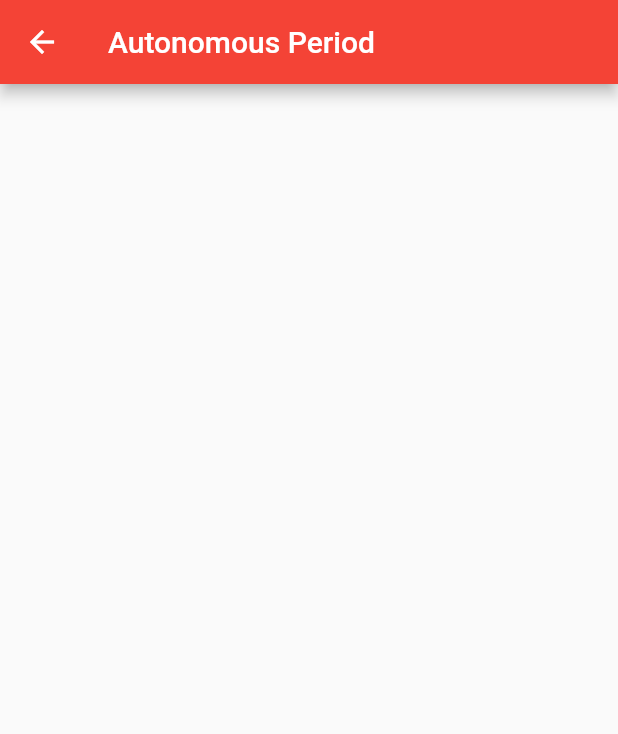
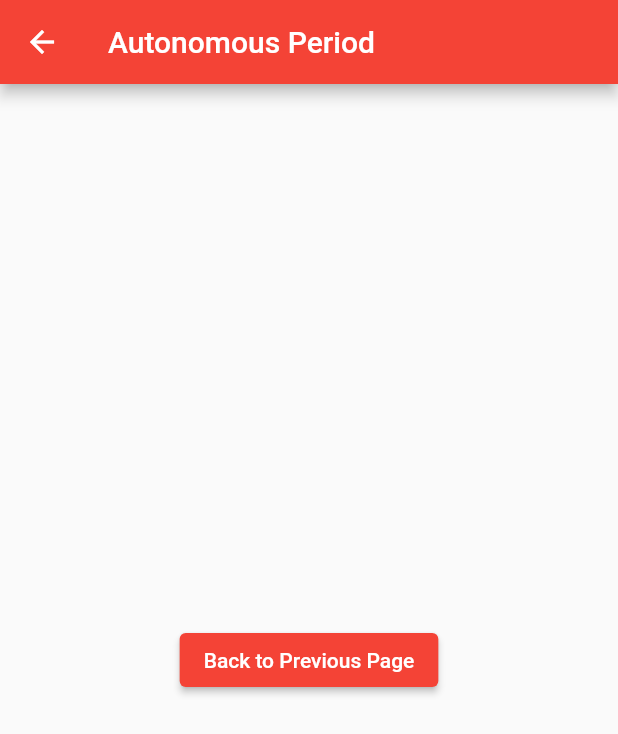
Before and after one commit to team4976/frc-2023-charged-up-scouting, a Flutter app: the screen it shows after launch, after a tap on "Start Scouting", on a phone screen of 412 x 824 dp. Shown: the top 734 px of the screen. Run offline on Flutter 3.47's test engine with Material 2 defaults, Android fonts, the phone set to English and light mode, and no system bars.

Commit message:
Added functions and a lambda function. This will basically help us to paste less and understand more code. Making it smarter and working less harder.

```diff
--- a/lib/Auto.dart
+++ b/lib/Auto.dart
@@ -1,5 +1,5 @@
 import 'package:flutter/material.dart';
-
+import 'Functions.dart' as Functions;
 class AutoPage extends StatefulWidget {
   const AutoPage({Key? key, required this.title}) : super(key: key);
 
@@ -9,6 +9,8 @@ class AutoPage extends StatefulWidget {
 }
 
 class _AutoPageState extends State<AutoPage> {
+
+
   @override
   Widget build(BuildContext context) {
     return Scaffold(
@@ -17,6 +19,15 @@ class _AutoPageState extends State<AutoPage> {
       ),
       body: PageView(
         children: [
+          Column(
+          mainAxisAlignment: MainAxisAlignment.center,
+              children: [
+
+                ElevatedButton(onPressed: (){Functions.functions.GotoPage("/Index", context);}, child:
+                  Text(
+                      "Back to Previous Page"
+                  )),
+                ])
        ])
     );
   }
--- /dev/null
+++ b/lib/Functions.dart
@@ -0,0 +1,6 @@
+import 'package:flutter/material.dart';
+
+class functions{
+
+  static void GotoPage(String Page, BuildContext context) => Navigator.pushNamed(context, Page);
+}
--- a/lib/main.dart
+++ b/lib/main.dart
@@ -1,5 +1,6 @@
 import 'package:flutter/material.dart';
 import 'Auto.dart' as AutoFile;
+import 'Functions.dart' as Functions;
 
 void main() {
   runApp(const MyApp());
@@ -30,15 +31,6 @@
 class MyHomePage extends StatefulWidget {
   const MyHomePage({Key? key, required this.title}) : super(key: key);
 
-  // This widget is the home page of your application. It is stateful, meaning
-  // that it has a State object (defined below) that contains fields that affect
-  // how it looks.
-
-  // This class is the configuration for the state. It holds the values (in this
-  // case the title) provided by the parent (in this case the App widget) and
-  // used by the build method of the State. Fields in a Widget subclass are
-  // always marked "final".
-
   final String title;
 
   @override
@@ -63,6 +55,11 @@
                 ElevatedButton(onPressed: () {Navigator.pushNamed(context, '/Auto');}, child:
                 Text(
                   "Start Scouting"
+                )),
+                Text(""),
+                ElevatedButton(onPressed: () {/*Navigator.pushNamed(context, '/Auto');*/}, child:
+                Text(
+                    "Convert to a qr code"
                 ))
               ],
             )));
```
